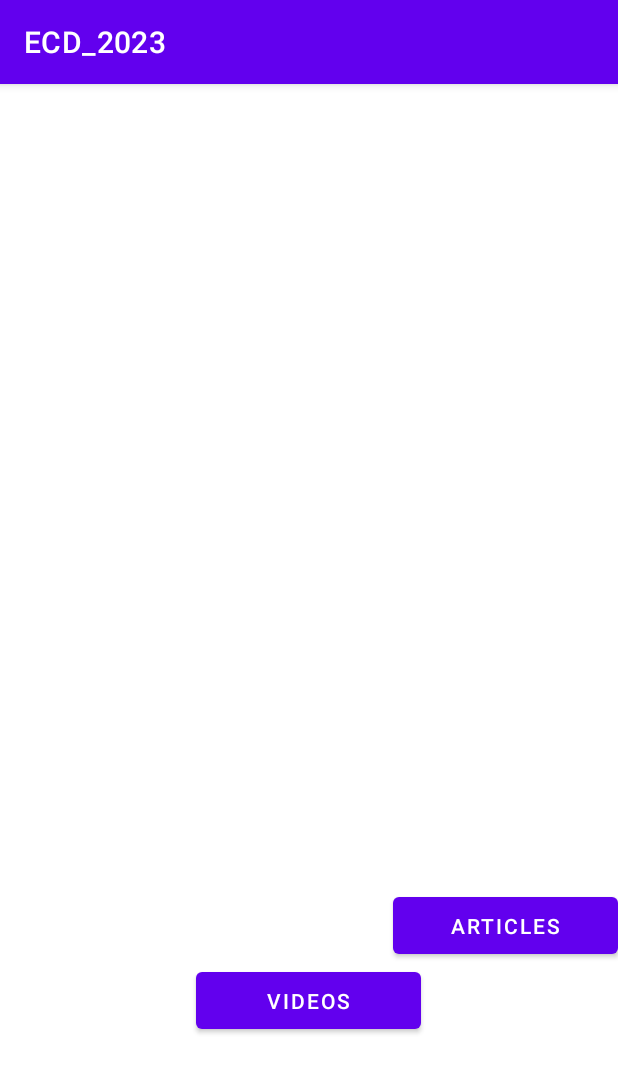
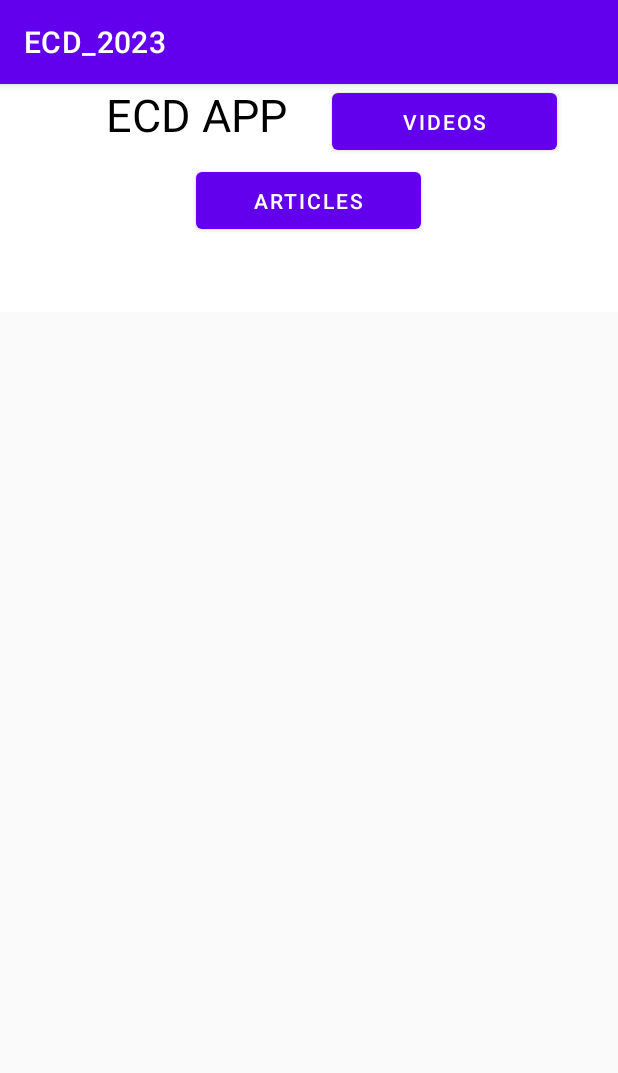
Before and after one commit to BeskarBaddie/ECDapp_2023, an Android app: the screen it shows after launch (Dashboard), on a phone screen of 412 x 824 dp. Shown: the top 1073 px of the screen. Run offline under Robolectric (Android 15) with nearby library versions, the phone set to English and light mode, and no system bars; our stand-ins replace FlexboxLayout.

Commit message:
Started doing front end on the dashboard

```diff
--- a/app/build.gradle
+++ b/app/build.gradle
@@ -53,6 +53,10 @@ dependencies {
 
 
 
+    implementation 'com.google.android.flexbox:flexbox:3.0.0'
+
+
+
 
 
 
--- a/app/src/main/res/layout/activity_dashboard.xml
+++ b/app/src/main/res/layout/activity_dashboard.xml
@@ -6,6 +6,47 @@
     android:layout_height="match_parent"
     tools:context=".Dashboard">
 
+    <LinearLayout
+        android:layout_height="match_parent"
+        android:layout_width="match_parent"
+        android:orientation="vertical"
+        android:paddingBottom="30dp">
+
+        <com.google.android.flexbox.FlexboxLayout
+            android:layout_width="match_parent"
+            android:layout_height="match_parent"
+            android:backgroundTint="@color/black"
+            app:alignContent="flex_start"
+            app:alignItems="center"
+            app:flexDirection="column"
+            app:flexWrap="wrap"
+            app:justifyContent="flex_start">
+
+            <com.google.android.flexbox.FlexboxLayout
+                android:layout_width="match_parent"
+                android:layout_height="140dp"
+                android:layout_marginBottom="12dp"
+
+                android:bottomLeftRadius="70dp"
+                android:bottomRightRadius="70dp"
+                app:alignContent="center"
+                app:alignItems="center"
+                app:flexDirection="row"
+                app:flexWrap="wrap"
+                app:justifyContent="center">
+
+
+                <TextView
+                    android:id="@+id/tvGreeting"
+                    android:layout_width="wrap_content"
+                    android:layout_height="wrap_content"
+
+                    android:paddingLeft="30dp"
+                    android:paddingRight="30dp"
+                    android:layout_marginBottom="12dp"
+                    android:text="@string/home_ecd_app"
+                    android:textColor="@color/black"
+                    android:textSize="30sp" />
 
                 <Button
                     android:id="@+id/buttonVideos"
@@ -18,10 +59,10 @@
                     android:text="Videos"
                     app:layout_constraintBottom_toBottomOf="parent"
                     app:layout_constraintEnd_toEndOf="parent"
-        app:layout_constraintHorizontal_bias="0.498"
+                    app:layout_constraintHorizontal_bias="0.061"
                     app:layout_constraintStart_toStartOf="parent"
                     app:layout_constraintTop_toTopOf="parent"
-        app:layout_constraintVertical_bias="0.816" />
+                    app:layout_constraintVertical_bias="0.69" />
 
                 <Button
                     android:id="@+id/buttonArticles"
@@ -33,15 +74,42 @@
 
                     android:text="Articles"
                     app:layout_constraintBottom_toTopOf="@+id/buttonVideos"
-        app:layout_constraintEnd_toEndOf="parent"
-        app:layout_constraintHorizontal_bias="0.501"
+                    app:layout_constraintEnd_toEndOf="parent" />
 
-        app:layout_constraintVertical_bias="0.441" />
 
-    <androidx.recyclerview.widget.RecyclerView
+            </com.google.android.flexbox.FlexboxLayout>
+
+            <com.google.android.flexbox.FlexboxLayout
                 android:layout_width="match_parent"
-        android:layout_height="wrap_content"
-        app:layout_constraintTop_toTopOf="parent"
-        android:id="@+id/video_widget"/>
+                android:layout_height="match_parent"
+                android:background="#FAFAFA"
+                app:alignContent="center"
+                app:alignItems="center"
+                app:flexDirection="row"
+                app:flexWrap="wrap"
+                app:justifyContent="center"
+                app:layout_flexBasisPercent="100%">
+
+
+
+
+            </com.google.android.flexbox.FlexboxLayout>
+
+
+
+
+        </com.google.android.flexbox.FlexboxLayout>
+
+
+
+
+
+
+
+
+
+    </LinearLayout>
+
+
 
 </androidx.constraintlayout.widget.ConstraintLayout>
--- a/app/src/main/res/values/strings.xml
+++ b/app/src/main/res/values/strings.xml
@@ -1,4 +1,5 @@
 <resources>
     <string name="app_name">ECD_2023</string>
     <string name="press_here_to_upload">press here to upload</string>
+    <string name="home_ecd_app">ECD APP</string>
 </resources>
```
Lines whose indentation alone changed are shown as unchanged.
